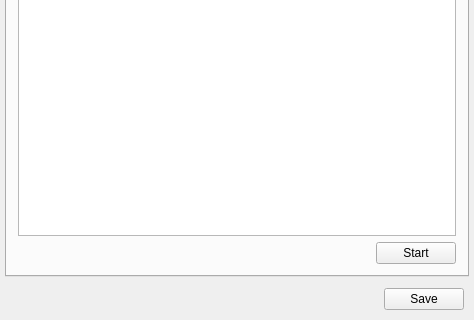
Above: mainwindow.ui from macrosoft/randcp2 before the change; both pictures show x 0 to 474 and y 197 to 517 of the 474 by 517 pixel window. Below: the same form after it.
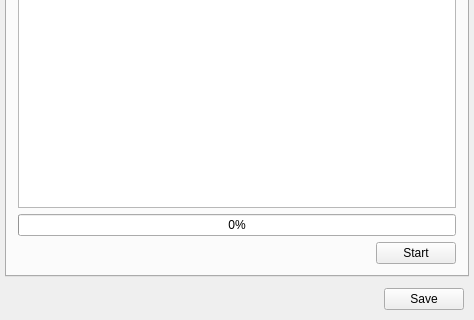
That is the form after the change. The open tabs and pages were chosen to show the change. Custom widgets are drawn as their Qt base class.

The edit to the form file:
```diff
--- a/mainwindow.ui
+++ b/mainwindow.ui
@@ -511,6 +511,16 @@
          </property>
         </widget>
        </item>
+       <item>
+        <widget class="QProgressBar" name="progressBar">
+         <property name="value">
+          <number>0</number>
+         </property>
+         <property name="textVisible">
+          <bool>true</bool>
+         </property>
+        </widget>
+       </item>
        <item>
         <layout class="QHBoxLayout" name="horizontalLayout_8">
          <item>
```
Left out of the diff: 2 changed lines with no effect on the pictures.
